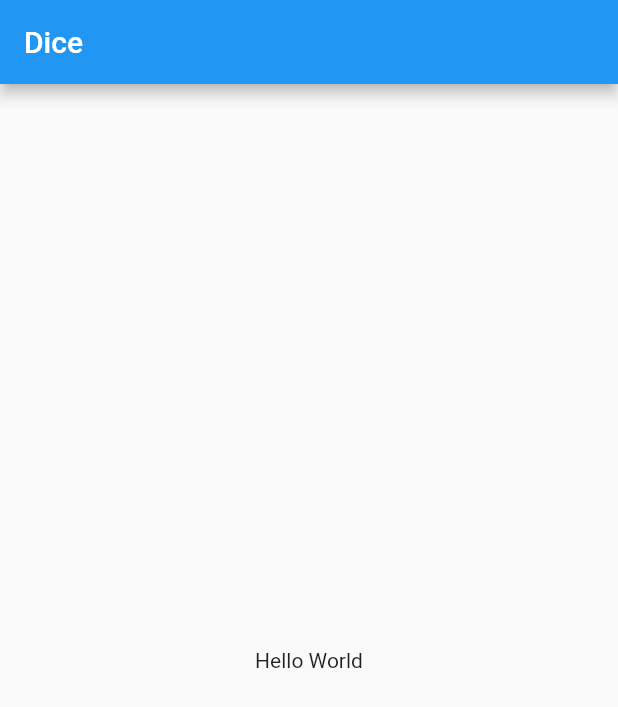
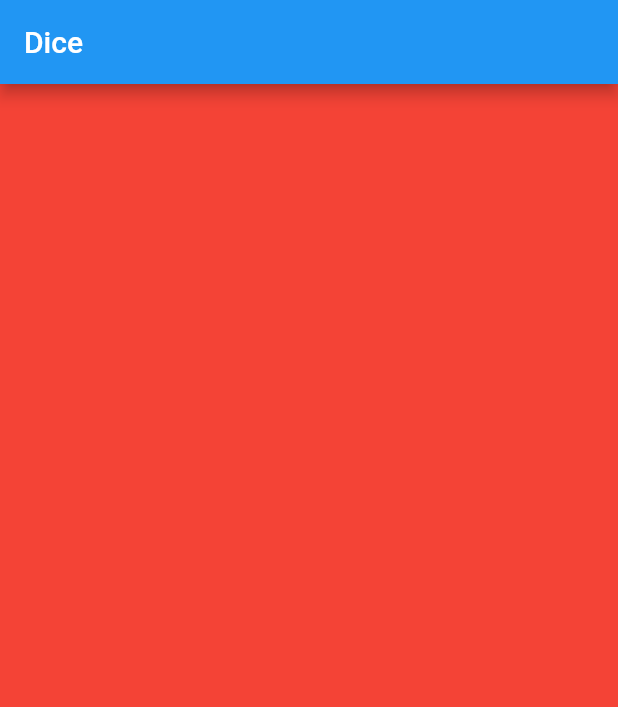
Before and after one commit to crishard/Flutter_apps, a Flutter app: the screen it shows after launch, on a phone screen of 412 x 824 dp. Shown: the top 707 px of the screen. Run offline on Flutter 3.47's test engine with Material 2 defaults, Android fonts, the phone set to English and light mode, and no system bars.

Commit message:
criando class dices

```diff
--- a/app_dados/lib/main.dart
+++ b/app_dados/lib/main.dart
@@ -1,4 +1,4 @@
 import 'package:flutter/material.dart';
 import 'package:app_dados/pages/dice.dart';
 
-void main() => runApp(MyApp());
+void main() => runApp(const MyApp());
--- a/app_dados/lib/pages/dice.dart
+++ b/app_dados/lib/pages/dice.dart
@@ -25,12 +25,21 @@ class _DicePageState extends State<DicePage>{
   @override
   Widget build(BuildContext context) {
     return Scaffold(
+      backgroundColor: Colors.red,
       appBar: AppBar(
         title: Text('Dice'),
       ),
-      body: Center(
-        child: Text('Hello World'),
-      ),
+      body: Dices(),
     );
   }
 }
+
+class Dices extends StatelessWidget{
+  const Dices({Key ? key}) : super(key: key);
+  @override
+  Widget build(BuildContext context) {
+    return Container(
+
+    );
+  }
+}
```
